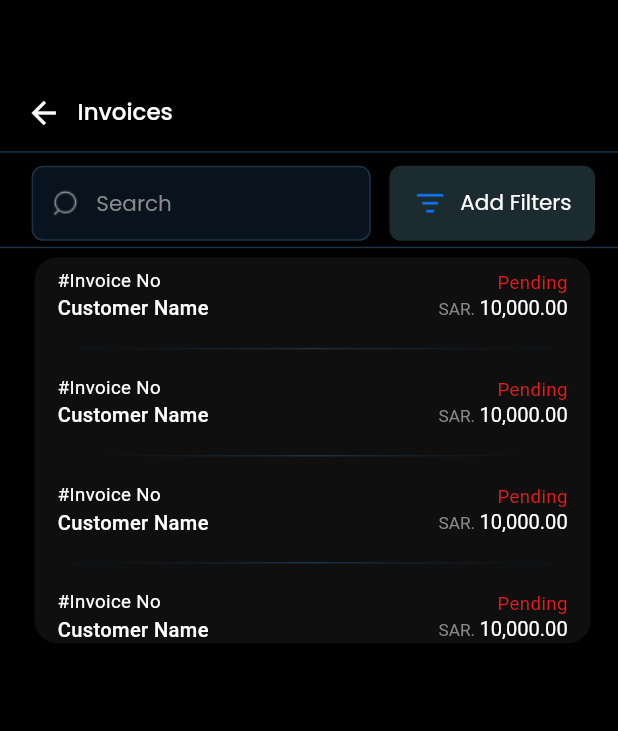
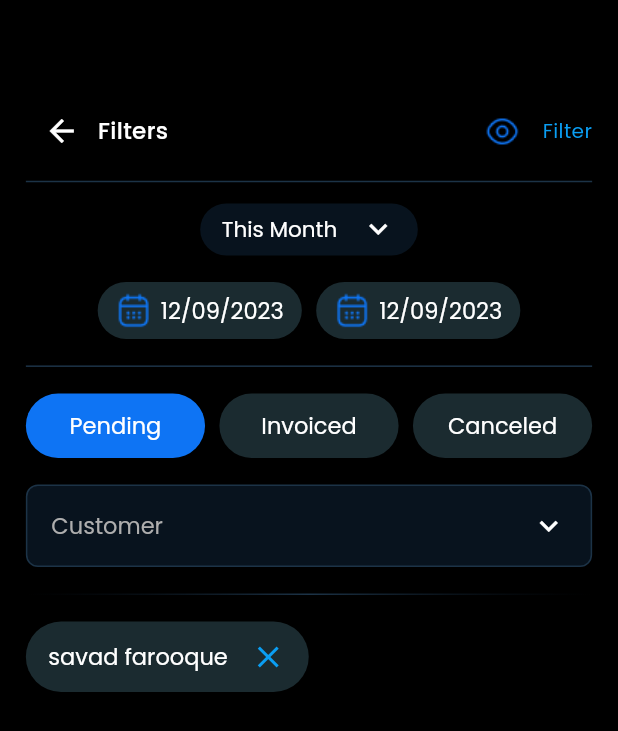
Before and after one commit to anilantony49/flutter_machine_test, a Flutter app: the screen it shows after launch, on a phone screen of 412 x 824 dp. Shown: the top 731 px of the screen. Run offline on Flutter 3.47's test engine with Material 3 defaults, Android fonts, the phone set to English and light mode, and no system bars; our stand-ins replace google_fonts, shared_preferences.

Commit message:
feat(filter): complete filter screen UI

```diff
--- a/lib/main.dart
+++ b/lib/main.dart
@@ -1,8 +1,9 @@
 import 'package:flutter/material.dart';
-import 'package:vikn_codes_flutter_task/screens/dashboard_screen.dart';
-import 'package:vikn_codes_flutter_task/screens/login_screen.dart';
-import 'package:vikn_codes_flutter_task/screens/profile_screen.dart';
-import 'package:vikn_codes_flutter_task/screens/sales_list_screen.dart';
+import 'package:vikn_codes_flutter_task/presentation/screens/dashboard_screen.dart';
+import 'package:vikn_codes_flutter_task/presentation/screens/filter_page.dart';
+import 'package:vikn_codes_flutter_task/presentation/screens/login_screen.dart';
+import 'package:vikn_codes_flutter_task/presentation/screens/profile_screen.dart';
+import 'package:vikn_codes_flutter_task/presentation/screens/sales_list_screen.dart';
 
 void main() {
   runApp(const MyApp());
@@ -20,7 +21,7 @@ class MyApp extends StatelessWidget {
       theme: ThemeData(
         colorScheme: ColorScheme.fromSeed(seedColor: Colors.deepPurple),
       ),
-      home: const SalesListScreen(),
+      home: const FilterPage(),
     );
   }
 }
--- /dev/null
+++ b/lib/presentation/screens/filter_page.dart
@@ -0,0 +1,294 @@
+import 'package:flutter/material.dart';
+import 'package:google_fonts/google_fonts.dart';
+import 'package:vikn_codes_flutter_task/presentation/screens/dashboard_screen.dart';
+
+class FilterPage extends StatelessWidget {
+  const FilterPage({super.key});
+
+  @override
+  Widget build(BuildContext context) {
+    final screenWidth = MediaQuery.of(context).size.width;
+    final screenHeight = MediaQuery.of(context).size.height;
+
+    const baseWidth = 430;
+    const baseHeight = 932;
+
+    final w = screenWidth / baseWidth;
+    final h = screenHeight / baseHeight;
+
+    return Scaffold(
+      backgroundColor: Colors.black,
+      body: SafeArea(
+        child: Padding(
+          padding: EdgeInsets.only(left: 18 * w, right: 18 * w, top: 72 * h),
+          child: Column(
+            crossAxisAlignment: CrossAxisAlignment.start,
+            children: [
+              /// 🔹 HEADER
+              // SizedBox(height: 72 * h),
+              Row(
+                children: [
+                  IconButton(
+                    onPressed: () => Navigator.pop(context),
+                    icon: const Icon(Icons.arrow_back, color: Colors.white),
+                  ),
+
+                  Text(
+                    "Filters",
+                    style: GoogleFonts.poppins(
+                      fontSize: 16 * w,
+                      fontWeight: FontWeight.w500,
+                      color: Colors.white,
+                    ),
+                  ),
+
+                  const Spacer(),
+
+                  Image.asset("assets/images/eye.png", width: 24 * w),
+
+                  SizedBox(width: 16 * w),
+
+                  GestureDetector(
+                    onTap: () {
+                      Navigator.push(
+                        context,
+                        PageRouteBuilder(
+                          transitionDuration: const Duration(milliseconds: 300),
+                          pageBuilder: (_, __, ___) => const DashboardScreen(),
+                          transitionsBuilder: (_, animation, __, child) {
+                            return FadeTransition(
+                              opacity: CurvedAnimation(
+                                parent: animation,
+                                curve: Curves.easeOut,
+                              ),
+                              child: child,
+                            );
+                          },
+                        ),
+                      );
+                    },
+                    child: Text(
+                      "Filter",
+                      style: GoogleFonts.poppins(
+                        color: const Color(0xFF0A9EF3),
+                        fontSize: 14 * w,
+                      ),
+                    ),
+                  ),
+                ],
+              ),
+
+              SizedBox(height: 10 * h),
+              _divider(),
+
+              /// 🔹 MONTH SELECTOR
+              SizedBox(height: 16 * h),
+              Center(
+                child: Container(
+                  padding: EdgeInsets.symmetric(
+                    horizontal: 15 * w,
+                    vertical: 6 * h,
+                  ),
+                  decoration: BoxDecoration(
+                    color: const Color(0xFF08131E),
+                    borderRadius: BorderRadius.circular(41),
+                  ),
+                  child: Row(
+                    mainAxisAlignment: MainAxisAlignment.spaceBetween,
+
+                    mainAxisSize: MainAxisSize.min,
+                    children: [
+                      Align(
+                        alignment: Alignment.center,
+                        child: Text(
+                          "This Month",
+                          style: GoogleFonts.poppins(
+                            fontSize: 15 * w,
+                            fontWeight: FontWeight.w400,
+                            height: 1.0, // line-height: 100%
+                            letterSpacing: 0,
+                            color: Colors.white, // use white on dark background
+                          ),
+                        ),
+                      ),
+                      SizedBox(width: 16 * w),
+                      const Icon(
+                        Icons.keyboard_arrow_down,
+                        color: Colors.white,
+                      ),
+                    ],
+                  ),
+                ),
+              ),
+
+              /// 🔹 DATE PICKERS
+              SizedBox(height: 20 * h),
+              Row(
+                mainAxisAlignment: MainAxisAlignment.center,
+                children: [
+                  _dateBox("12/09/2023"),
+                  SizedBox(width: 10 * w),
+                  _dateBox("12/09/2023"),
+                ],
+              ),
+
+              SizedBox(height: 20 * h),
+              _divider(),
+
+              /// 🔹 STATUS CHIPS
+              SizedBox(height: 20 * h),
+              Row(
+                children: [
+                  _statusChip("Pending", true),
+                  SizedBox(width: 10 * w),
+                  _statusChip("Invoiced", false),
+                  SizedBox(width: 10 * w),
+                  _statusChip("Canceled", false),
+                ],
+              ),
+
+              /// 🔹 CUSTOMER FIELD
+              SizedBox(height: 20 * h),
+              _inputField("Customer"),
+
+              SizedBox(height: 20 * h),
+              _gradientDivider(),
+
+              /// 🔹 SELECTED CUSTOMER
+              SizedBox(height: 20 * h),
+              _selectedCustomer("savad farooque"),
+
+              // const Spacer(),
+            ],
+          ),
+        ),
+      ),
+    );
+  }
+
+  /// 🔹 Widgets
+
+  Widget _divider() {
+    return Container(height: 1, color: const Color(0xFF1C3347));
+  }
+
+  Widget _gradientDivider() {
+    return Container(
+      height: 1,
+      decoration: const BoxDecoration(
+        gradient: LinearGradient(
+          colors: [Color(0x0008131E), Color(0xFF1C3347), Color(0x0008131E)],
+        ),
+      ),
+    );
+  }
+
+  Widget _dateBox(String text) {
+    return Container(
+      height: 38,
+      padding: const EdgeInsets.symmetric(horizontal: 12),
+      decoration: BoxDecoration(
+        color: const Color(0xFF1B2B30),
+        borderRadius: BorderRadius.circular(24),
+      ),
+      child: Row(
+        // mainAxisAlignment: MainAxisAlignment.spaceBetween,
+        children: [
+          Image.asset("assets/images/calendar.png"),
+          const SizedBox(width: 6),
+          Text(
+            text,
+            style: GoogleFonts.poppins(
+              fontSize: 15,
+              fontWeight: FontWeight.w400,
+              height: 1.0, // line-height: 100%
+              letterSpacing: 0,
+              color: Colors.white, // use white for dark UI
+            ),
+          ),
+        ],
+      ),
+    );
+  }
+
+  Widget _statusChip(String text, bool active) {
+    return Expanded(
+      child: Container(
+        height: 43,
+        alignment: Alignment.center,
+        decoration: BoxDecoration(
+          color: active ? const Color(0xFF0E74F4) : const Color(0xFF1B2B30),
+          borderRadius: BorderRadius.circular(24),
+        ),
+        child: Text(
+          text,
+          style: GoogleFonts.poppins(
+            fontSize: 15,
+            fontWeight: FontWeight.w400,
+            color: Colors.white,
+            letterSpacing: 0,
+            height: 1.0,
+          ),
+        ),
+      ),
+    );
+  }
+
+  Widget _inputField(String hint) {
+    return Container(
+      height: 55,
+      padding: const EdgeInsets.symmetric(horizontal: 16),
+      decoration: BoxDecoration(
+        color: const Color(0xFF08131E),
+        borderRadius: BorderRadius.circular(8),
+        border: Border.all(color: const Color(0xFF1C3347)),
+      ),
+      child: Row(
+        children: [
+          Expanded(
+            child: Text(
+              hint,
+              style: GoogleFonts.poppins(
+                fontSize: 15,
+                fontWeight: FontWeight.w400,
+                height: 1.0, // line-height: 100%
+                letterSpacing: 0,
+                color: const Color(0xFFAEAEAE), // grey text
+              ),
+            ),
+          ),
+          const Icon(Icons.keyboard_arrow_down, color: Colors.white),
+        ],
+      ),
+    );
+  }
+
+  Widget _selectedCustomer(String name) {
+    return Container(
+      height: 47,
+      padding: const EdgeInsets.symmetric(horizontal: 15),
+      decoration: BoxDecoration(
+        color: const Color(0xFF1B2B30),
+        borderRadius: BorderRadius.circular(40),
+      ),
+      child: Row(
+        // mainAxisAlignment: MainAxisAlignment.spaceBetween,
+        mainAxisSize: MainAxisSize.min,
+        children: [
+          Text(
+            name,
+            style: GoogleFonts.poppins(
+              fontSize: 15,
+              fontWeight: FontWeight.w400,
+              height: 1.0, // line-height: 100%
+              letterSpacing: 0,
+              color: Colors.white, // visible on dark background
+            ),
+          ),
+          SizedBox(width: 15),
+          const Icon(Icons.close, color: Color(0xFF0A9EF3)),
+        ],
+      ),
+    );
+  }
+}
--- a/lib/screens/profile_screen.dart
+++ b/lib/presentation/screens/profile_screen.dart
@@ -1,6 +1,6 @@
 import 'package:flutter/material.dart';
-import 'package:vikn_codes_flutter_task/screens/dashboard_screen.dart';
-import 'package:vikn_codes_flutter_task/screens/login_screen.dart';
+import 'package:vikn_codes_flutter_task/presentation/screens/dashboard_screen.dart';
+import 'package:vikn_codes_flutter_task/presentation/screens/login_screen.dart';
 import 'package:vikn_codes_flutter_task/widgets/bottom_nav_widget.dart';
 
 class ProfileScreen extends StatelessWidget {
--- a/lib/screens/sales_list_screen.dart
+++ b/lib/presentation/screens/sales_list_screen.dart
@@ -1,5 +1,5 @@
 import 'package:flutter/material.dart';
-import 'package:vikn_codes_flutter_task/screens/dashboard_screen.dart';
+import 'package:vikn_codes_flutter_task/presentation/screens/dashboard_screen.dart';
 import 'package:vikn_codes_flutter_task/widgets/invoice_box_row_widget.dart';
 
 class SalesListScreen extends StatefulWidget {
```
Also changed, not shown: lib/presentation/screens/login_screen.dart (renamed from lib/screens/login_screen.dart, +5 -5 lines), lib/presentation/screens/sample.dart (added, +244 -0 lines), lib/screens/sample.dart (deleted, +0 -76 lines), assets/images/calendar.png (added), assets/images/eye.png (added), lib/presentation/screens/dashboard_screen.dart (renamed from lib/screens/dashboard_screen.dart).
